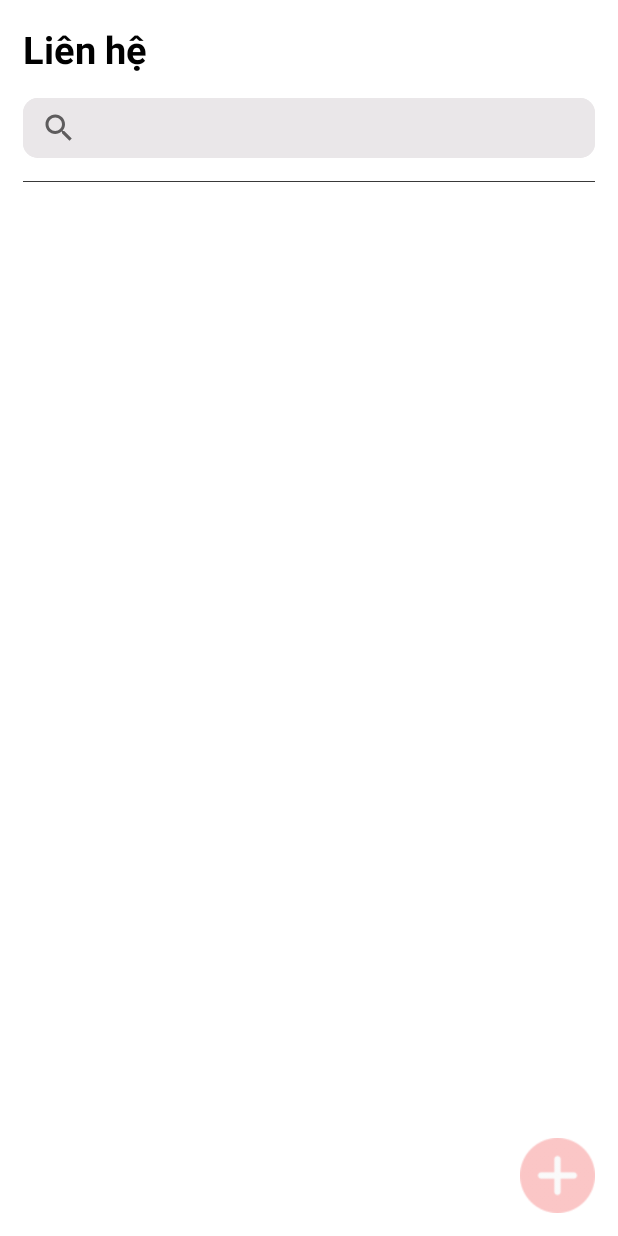
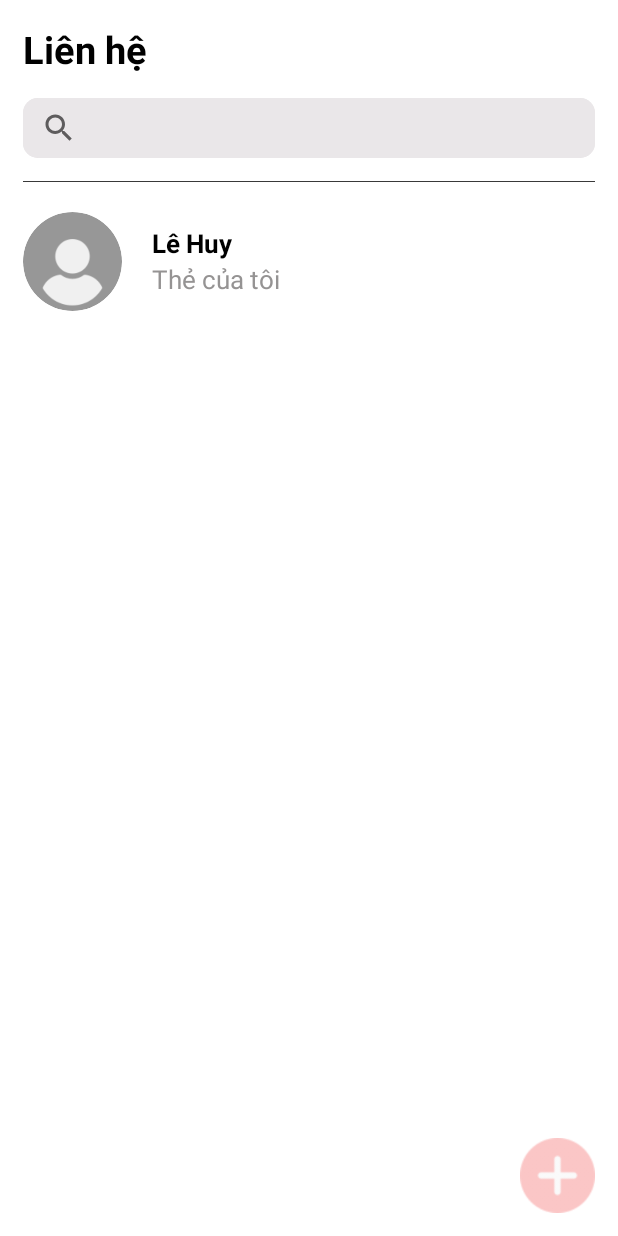
Before and after one commit to Lehuykchy/testIkameGlobal, an Android app: the screen it shows after launch (HomeScreenActivity), on a phone screen of 412 x 824 dp. Run offline under Robolectric (Android 15) with nearby library versions, the phone set to English and light mode, and no system bars.

```diff
--- a/app/src/main/java/com/example/testikame/activity/HomeScreenActivity.java
+++ b/app/src/main/java/com/example/testikame/activity/HomeScreenActivity.java
@@ -46,7 +46,7 @@ public class HomeScreenActivity extends AppCompatActivity implements FragmentBot
     private ImageView imgHomeScreen;
     private LinearLayout lnHome, lnSearch;
     private ContactAdapter contactAdapter, contactAdapterSearch;
-    private List<ContactInfo> contactInfoList, contactInfoListSearch= new ArrayList<>();
+    private List<ContactInfo> contactInfoList, contactInfoListSearch;
 
     @Override
     protected void onCreate(@Nullable Bundle savedInstanceState) {
@@ -160,7 +160,7 @@ public class HomeScreenActivity extends AppCompatActivity implements FragmentBot
     }
 
     private void performSearch(String text) {
-        contactInfoListSearch.clear();
+        contactInfoListSearch= new ArrayList<>();
         for(int i=0; i<contactInfoList.size(); i++){
             if(contactInfoList.get(i).getFullnamePerson().toUpperCase().contains(text.toUpperCase())){
                 contactInfoListSearch.add(contactInfoList.get(i));
@@ -190,6 +190,10 @@ public class HomeScreenActivity extends AppCompatActivity implements FragmentBot
         rcvSearch.setAdapter(contactAdapterSearch);
         rcvSearch.setVisibility(View.VISIBLE);
         lnHome.setVisibility(View.GONE);
+
+
+
+
     }
 
     private void setClickImgAddContact() {
--- a/app/src/main/res/layout/homescreen_activity.xml
+++ b/app/src/main/res/layout/homescreen_activity.xml
@@ -50,10 +50,15 @@
                 android:background="#393939" />
         </LinearLayout>
 
+        <androidx.core.widget.NestedScrollView
+            android:layout_width="match_parent"
+            android:layout_height="match_parent"
+            android:layout_below="@id/lntop">
+
             <RelativeLayout
                 android:layout_width="match_parent"
                 android:layout_height="wrap_content"
-            android:layout_below="@id/lntop"
+
                 android:layout_marginBottom="15dp">
 
                 <androidx.recyclerview.widget.RecyclerView
@@ -61,11 +66,7 @@
                     android:layout_width="match_parent"
                     android:layout_height="wrap_content"
                     android:background="@drawable/radius_12white"
-                android:visibility="gone"/>
-
-            <androidx.core.widget.NestedScrollView
-                android:layout_width="match_parent"
-                android:layout_height="match_parent">
+                    android:visibility="gone" />
 
                 <LinearLayout
                     android:id="@+id/ln_homescreen"
@@ -82,8 +83,7 @@
                         android:layout_marginBottom="25dp"
                         android:background="@color/white"
                         android:gravity="center_vertical"
-                        android:orientation="horizontal"
-                        android:visibility="gone">
+                        android:orientation="horizontal">
 
                         <!--        cardElevation hiệu ứng nâng màu-->
                         <androidx.cardview.widget.CardView
@@ -114,16 +114,16 @@
                                 android:layout_width="wrap_content"
                                 android:layout_height="wrap_content"
                                 android:text="Lê Huy"
+                                android:textColor="@color/black"
                                 android:textSize="17dp"
-                                android:textStyle="bold"
-                                android:textColor="@color/black"/>
+                                android:textStyle="bold" />
 
                             <TextView
                                 android:layout_width="wrap_content"
                                 android:layout_height="wrap_content"
                                 android:text="Thẻ của tôi"
-                                android:textSize="17dp"
-                                android:textColor="#959393"/>
+                                android:textColor="#959393"
+                                android:textSize="17dp" />
 
 
                         </LinearLayout>
@@ -137,11 +137,10 @@
                         android:layout_height="wrap_content"
                         android:layout_below="@+id/lnperson" />
                 </LinearLayout>
-            </androidx.core.widget.NestedScrollView>
 
 
             </RelativeLayout>
-
+        </androidx.core.widget.NestedScrollView>
 
         <ImageView
             android:id="@+id/img_addcontact"
```
Lines whose indentation alone changed are shown as unchanged.
